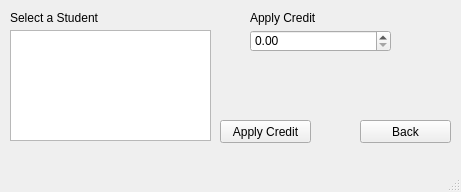
The window that together/Credits.ui (SDSMT-CSC464-F15/dancesoft) describes before a commit, drawn with Qt 5.
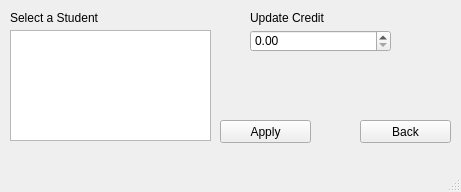
The same window after the commit.

Patch:
```diff
--- a/together/Credits.ui
+++ b/together/Credits.ui
@@ -24,7 +24,7 @@
      </rect>
     </property>
     <property name="text">
-     <string>Apply Credit</string>
+     <string>Update Credit</string>
     </property>
    </widget>
    <widget class="QPushButton" name="back_btn">
@@ -73,7 +73,7 @@
      </rect>
     </property>
     <property name="text">
-     <string>Apply Credit</string>
+     <string>Apply</string>
     </property>
    </widget>
    <widget class="QDoubleSpinBox" name="creditDoubleSpinBox">
```
